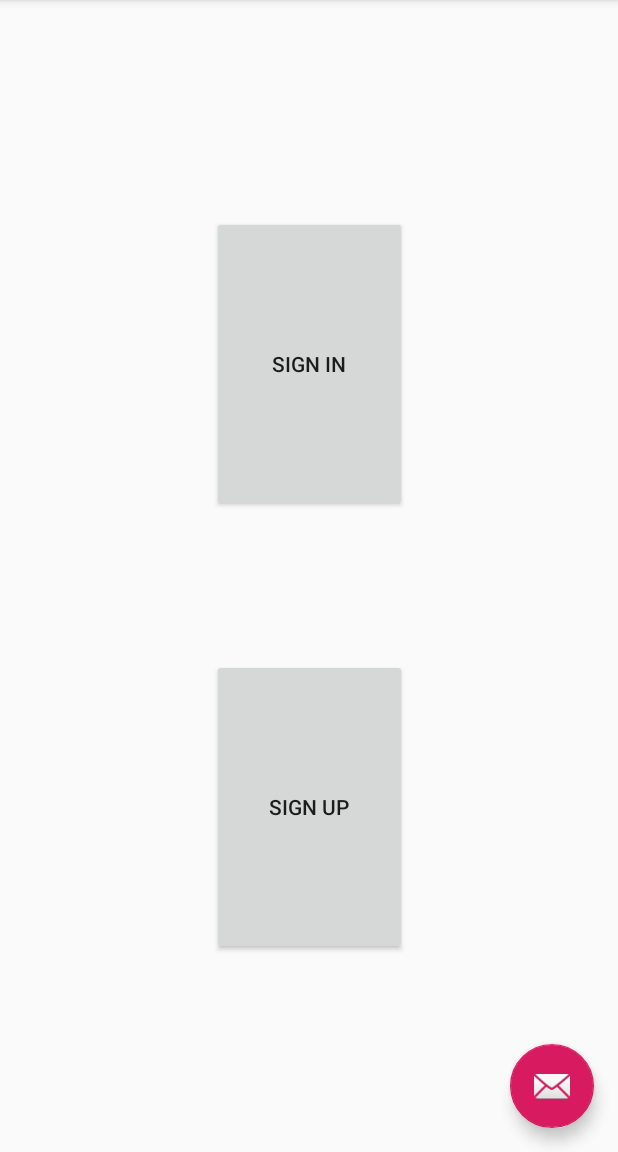
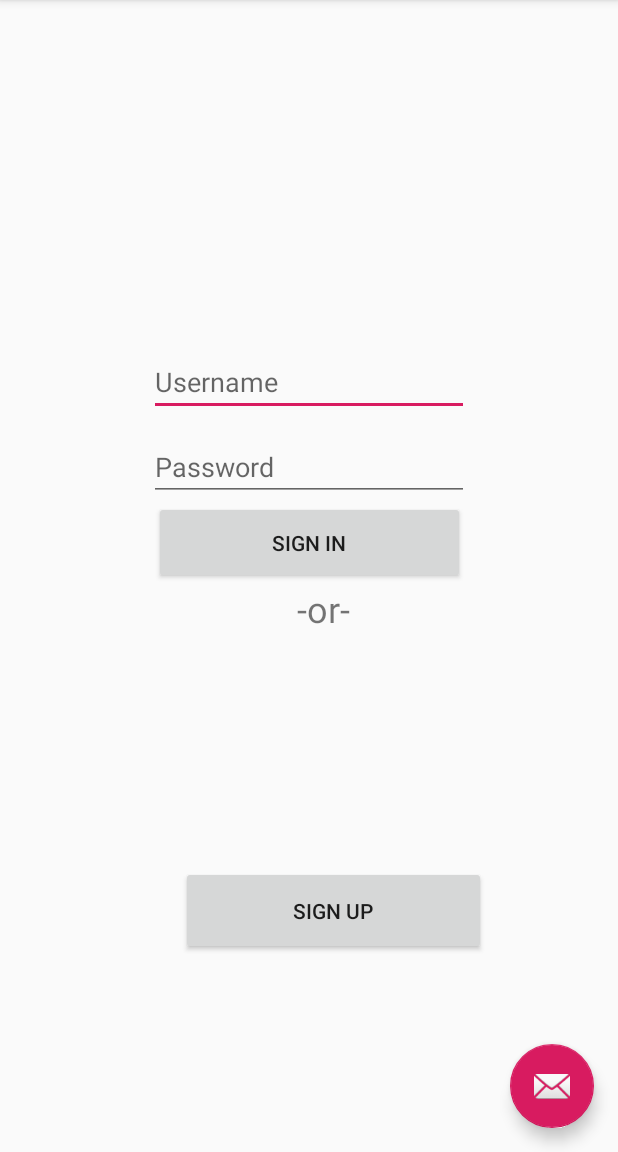
Before and after one commit to connorplante/ECSE321-RideSharer, an Android app: the screen it shows after launch (SignInOrUp), on a phone screen of 412 x 824 dp, the part 84-1236 px from its top. Run offline under Robolectric (Android 15) with nearby library versions, the phone set to English and light mode, and no system bars; libraries missing offline, so code that uses them is left out: com.loopj.android, cz.msebera.android.

Commit message:
added signing in

```diff
--- a/RideSharerPassenger/app/src/main/res/layout/content_sign_in_or_up.xml
+++ b/RideSharerPassenger/app/src/main/res/layout/content_sign_in_or_up.xml
@@ -8,30 +8,72 @@
     tools:context=".SignInOrUp"
     tools:showIn="@layout/activity_sign_in_or_up">
 
+    <TextView
+        android:id="@+id/error1"
+        android:layout_height="wrap_content"
+        android:layout_width="wrap_content"
+        android:visibility="gone"
+        android:text=""
+        android:textColor="@color/colorAccent"/>
+
     <Button
         android:id="@+id/button3"
-        android:layout_width="130dp"
-        android:layout_height="0dp"
-        android:layout_marginBottom="131dp"
+        android:layout_width="203dp"
+        android:layout_height="59dp"
+        android:layout_marginEnd="88dp"
+        android:onClick="viewSignUp"
         android:text="Sign Up"
-        android:onClick="viewSignUp"
         app:layout_constraintBottom_toBottomOf="parent"
         app:layout_constraintEnd_toEndOf="parent"
-        app:layout_constraintStart_toStartOf="parent"
-        app:layout_constraintTop_toBottomOf="@+id/button" />
-
+        app:layout_constraintTop_toBottomOf="@+id/editText"
+        app:layout_constraintVertical_bias="0.695" />
 
     <Button
-        android:id="@+id/button"
-        android:layout_width="130dp"
-        android:layout_height="0dp"
-        android:layout_marginTop="144dp"
-        android:layout_marginBottom="98dp"
+        android:id="@+id/button2"
+        android:layout_width="207dp"
+        android:layout_height="55dp"
+        android:onClick="signIn"
         android:text="Sign In"
-        android:onClick="viewMainMenu"
-        app:layout_constraintBottom_toTopOf="@+id/button3"
+        app:layout_constraintBottom_toTopOf="@+id/textView12"
         app:layout_constraintEnd_toEndOf="parent"
         app:layout_constraintStart_toStartOf="parent"
-        app:layout_constraintTop_toTopOf="parent" />
+        app:layout_constraintTop_toBottomOf="@+id/editText2" />
+
+    <TextView
+        android:id="@+id/textView12"
+        android:layout_width="wrap_content"
+        android:layout_height="wrap_content"
+        android:text="-or-"
+        android:textSize="24sp"
+        app:layout_constraintBottom_toTopOf="@+id/button3"
+        app:layout_constraintEnd_toEndOf="@+id/button2"
+        app:layout_constraintStart_toStartOf="@+id/button3"
+        app:layout_constraintTop_toBottomOf="@+id/button2" />
+
+    <EditText
+        android:id="@+id/editText"
+        android:layout_width="wrap_content"
+        android:layout_height="wrap_content"
+        android:layout_marginTop="77dp"
+        android:layout_marginBottom="11dp"
+        android:ems="10"
+        android:hint="Username"
+        android:inputType="textPersonName"
+        app:layout_constraintBottom_toTopOf="@+id/editText2"
+        app:layout_constraintEnd_toEndOf="parent"
+        app:layout_constraintStart_toStartOf="parent"
+        app:layout_constraintTop_toTopOf="parent"
+        app:layout_constraintVertical_chainStyle="packed" />
+
+    <EditText
+        android:id="@+id/editText2"
+        android:layout_width="wrap_content"
+        android:layout_height="wrap_content"
+        android:ems="10"
+        android:hint="Password"
+        android:inputType="textPassword"
+        app:layout_constraintBottom_toTopOf="@+id/button2"
+        app:layout_constraintStart_toStartOf="@+id/editText"
+        app:layout_constraintTop_toBottomOf="@+id/editText" />
 
 </android.support.constraint.ConstraintLayout>
--- a/backend/src/main/java/ca/mcgill/ecse321/controller/UserController.java
+++ b/backend/src/main/java/ca/mcgill/ecse321/controller/UserController.java
@@ -238,7 +238,7 @@ public class UserController {
      * @return Boolean
      */
     @RequestMapping("/logIn")
-    public Boolean resetPassword (@RequestParam(value="username") String username, @RequestParam(value="password") String password) {
+    public Boolean logIn(@RequestParam(value="username") String username, @RequestParam(value="password") String password) {
 
         Session session = HibernateUtil.getSession();
         session.beginTransaction();
```
Also changed, not shown: RideSharerDriver/app/src/main/java/ca/mcgill/ecse321/ridesharerdriver/SignUpOrIn.java (+51 -13 lines), RideSharerDriver/app/src/main/res/layout/content_sign_up_or_in.xml (+55 -12 lines), RideSharerPassenger/app/src/main/java/ca/mcgill/ecse321/ridesharerpassenger/SignInOrUp.java (+48 -17 lines).
